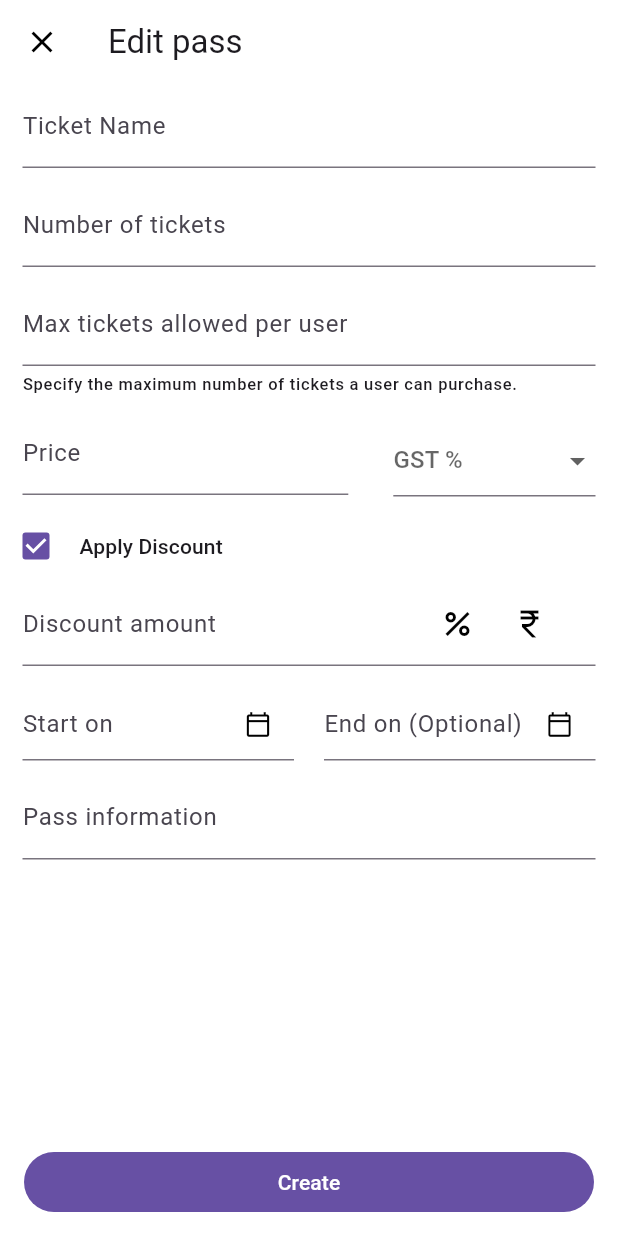
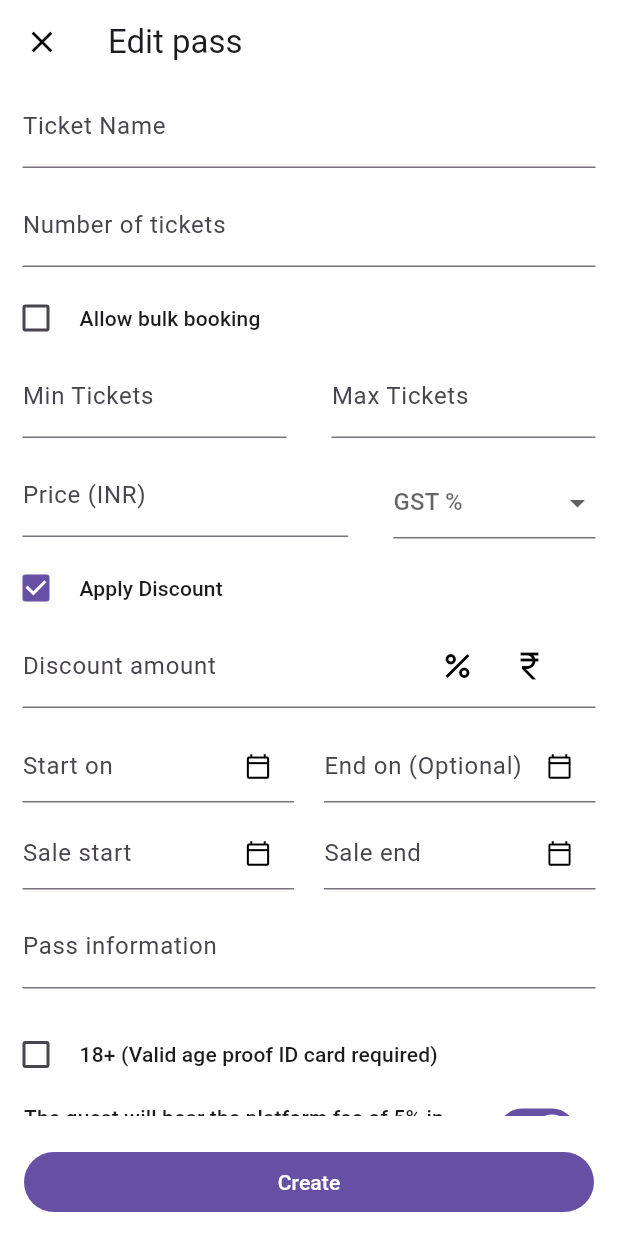
Before and after one commit to sreenandh-tp/manage_gathering, a Flutter app: the TicketEditPage screen opened directly, after a tap on "Apply Discount", on a phone screen of 412 x 824 dp. Run offline on Flutter 3.47's test engine with Material 3 defaults, Android fonts, the phone set to English and light mode, and no system bars; our stand-ins replace bloc, flutter_bloc, get.

Commit message:
06/01/2025

```diff
--- a/lib/core/lists_page.dart
+++ b/lib/core/lists_page.dart
@@ -97,3 +97,8 @@ final List formPages = [
 final List singleLineFormType = ["Text", "Number", "E-mail", "Phone", "Date"];
 
 final List<String> organisers = ["Host", "Organiser", "Co-Host"];
+var dropDownItems = ["10%", "20%", "30%", "40%", "50%"];
+final List<String> tickectEditFundOption = [
+  "Non-Refundable",
+  "100% Refundable"
+];
--- a/lib/main.dart
+++ b/lib/main.dart
@@ -3,6 +3,7 @@ import 'package:flutter_bloc/flutter_bloc.dart';
 import 'package:manage_gathering/manage_gathering/bloc/manage_gathering_bloc.dart';
 import 'package:manage_gathering/manage_gathering/screen/manage_gathering.dart';
 import 'package:manage_gathering/manage_gathering/screen/settings/form_builder/bloc/form_builder_bloc.dart';
+import 'package:manage_gathering/manage_gathering/screen/ticket_edit/cubit/ticket_edit_cubit.dart';
 import 'package:manage_gathering/theme/theme_class.dart';
 
 void main() {
@@ -23,6 +24,9 @@ class MyApp extends StatelessWidget {
         BlocProvider(
           create: (context) => ManageGatheringBloc(),
         ),
+        BlocProvider(
+          create: (context) => TicketEditCubit(),
+        )
       ],
       child: MaterialApp(
         themeMode: ThemeMode.system,
--- /dev/null
+++ b/lib/manage_gathering/screen/ticket_edit/cubit/ticket_edit_cubit.dart
@@ -0,0 +1,48 @@
+import 'package:bloc/bloc.dart';
+
+part 'ticket_edit_state.dart';
+
+class TicketEditCubit extends Cubit<TicketEditState> {
+  TicketEditCubit()
+      : super(TicketEditInitial(
+            isAllowBulkBooking: false,
+            isApplyDiscount: false,
+            isAgeProofCheck: false,
+            isRadioSelected: 0));
+
+  isAllowBulk() {
+    emit(TicketEditState(
+      isAllowBulkBooking: !state.isAllowBulkBooking,
+      isAgeProofCheck: state.isAgeProofCheck,
+      isApplyDiscount: state.isApplyDiscount,
+      isRadioSelected: state.isRadioSelected,
+    ));
+  }
+
+  isApplyDiscount() {
+    emit(TicketEditState(
+      isApplyDiscount: !state.isApplyDiscount,
+      isAgeProofCheck: state.isAgeProofCheck,
+      isAllowBulkBooking: state.isAllowBulkBooking,
+      isRadioSelected: state.isRadioSelected,
+    ));
+  }
+
+  isAgeProofCheck() {
+    emit(TicketEditState(
+      isAgeProofCheck: !state.isAgeProofCheck,
+      isAllowBulkBooking: state.isAllowBulkBooking,
+      isApplyDiscount: state.isApplyDiscount,
+      isRadioSelected: state.isRadioSelected,
+    ));
+  }
+
+  isSelectedRadio(int value) {
+    emit(TicketEditState(
+      isAgeProofCheck: state.isAgeProofCheck,
+      isAllowBulkBooking: state.isAllowBulkBooking,
+      isApplyDiscount: state.isApplyDiscount,
+      isRadioSelected: value,
+    ));
+  }
+}
--- /dev/null
+++ b/lib/manage_gathering/screen/ticket_edit/cubit/ticket_edit_state.dart
@@ -0,0 +1,23 @@
+part of 'ticket_edit_cubit.dart';
+
+class TicketEditState {
+  final bool isAllowBulkBooking;
+  final bool isApplyDiscount;
+  final bool isAgeProofCheck;
+  final int isRadioSelected;
+
+  TicketEditState(
+      {required this.isAllowBulkBooking,
+      required this.isApplyDiscount,
+      required this.isAgeProofCheck,
+      required this.isRadioSelected});
+}
+
+final class TicketEditInitial extends TicketEditState {
+  TicketEditInitial({
+    required super.isAllowBulkBooking,
+    required super.isApplyDiscount,
+    required super.isAgeProofCheck,
+    required super.isRadioSelected
+  });
+}
--- a/lib/manage_gathering/screen/ticket_edit/ticket_edit_page.dart
+++ b/lib/manage_gathering/screen/ticket_edit/ticket_edit_page.dart
@@ -1,6 +1,11 @@
 import 'package:flutter/material.dart';
 import 'package:flutter/services.dart';
+import 'package:flutter_bloc/flutter_bloc.dart';
+import 'package:manage_gathering/core/lists_page.dart';
+import 'package:manage_gathering/manage_gathering/screen/ticket_edit/cubit/ticket_edit_cubit.dart';
 import 'package:manage_gathering/manage_gathering/screen/ticket_edit/widgets/tickect_textfield_widget.dart';
+
+import 'widgets/date_picker_field.dart';
 
 class TicketEditPage extends StatelessWidget {
   const TicketEditPage({super.key});
@@ -10,12 +15,6 @@ class TicketEditPage extends StatelessWidget {
     final GlobalKey<FormState> ticketValidation = GlobalKey<FormState>();
 
     var dropDownItems = ["10%", "20%", "30%", "40%", "50%"];
-
-    final ValueNotifier<bool> isCheckedNotifier = ValueNotifier(false);
-
-    void isChecked() {
-      isCheckedNotifier.value = !isCheckedNotifier.value;
-    }
 
     return GestureDetector(
       onTap: () => FocusScope.of(context).unfocus(),
@@ -30,7 +29,9 @@ class TicketEditPage extends StatelessWidget {
         ),
         body: Form(
           key: ticketValidation,
-          child: ListView(
+          child: BlocBuilder<TicketEditCubit, TicketEditState>(
+            builder: (context, state) {
+              return ListView(
                 children: [
                   const TicketTextFieldWidget(
                     labelText: "Ticket Name",
@@ -43,13 +44,47 @@ class TicketEditPage extends StatelessWidget {
                     inputFormatter: [FilteringTextInputFormatter.digitsOnly],
                     textInputType: TextInputType.number,
                   ),
-              TicketTextFieldWidget(
-                labelText: "Max tickets allowed per user",
-                hintText: "0",
-                helpText:
-                    "Specify the maximum number of tickets a user can purchase.",
+
+                  ListTile(
+                    contentPadding: const EdgeInsets.only(left: 0),
+                    horizontalTitleGap: 5,
+                    dense: true,
+                    onTap: () {
+                      context.read<TicketEditCubit>().isAllowBulk();
+                    },
+                    leading: Checkbox(
+                      tristate: true,
+                      value: state.isAllowBulkBooking,
+                      onChanged: (value) {
+                        context.read<TicketEditCubit>().isAllowBulk();
+                      },
+                    ),
+                    title: Text(
+                      "Allow bulk booking",
+                      style: Theme.of(context).textTheme.labelLarge,
+                    ),
+                  ),
+                  Row(
+                    children: [
+                      Expanded(
+                          child: TicketTextFieldWidget(
+                        labelText: "Min Tickets",
+                        hintText: "1",
                         textInputType: TextInputType.number,
-                inputFormatter: [FilteringTextInputFormatter.digitsOnly],
+                        inputFormatter: [
+                          FilteringTextInputFormatter.digitsOnly
+                        ],
+                      )),
+                      Expanded(
+                          child: TicketTextFieldWidget(
+                        labelText: "Max Tickets",
+                        hintText: "10",
+                        textInputType: TextInputType.number,
+                        inputFormatter: [
+                          FilteringTextInputFormatter.digitsOnly
+                        ],
+                      )),
+                    ],
                   ),
                   // PRICE & GST FIELD
                   Row(
@@ -57,7 +92,7 @@ class TicketEditPage extends StatelessWidget {
                       Expanded(
                           flex: 3,
                           child: TicketTextFieldWidget(
-                        labelText: "Price",
+                            labelText: "Price (INR)",
                             hintText: "0.00",
                             textInputType: TextInputType.number,
                             inputFormatter: [
@@ -72,7 +107,6 @@ class TicketEditPage extends StatelessWidget {
                               dropdownColor: Theme.of(context).primaryColor,
                               hint: const Text(
                                 "GST %",
-                            // style: Theme.of(context).textTheme.labelMedium,
                               ),
                               validator: (value) {
                                 if (value != null) {
@@ -87,8 +121,9 @@ class TicketEditPage extends StatelessWidget {
                                     value: e,
                                     child: Text(
                                       e,
-                                  style:
-                                      Theme.of(context).textTheme.labelMedium,
+                                      style: Theme.of(context)
+                                          .textTheme
+                                          .labelMedium,
                                     ),
                                   );
                                 },
@@ -99,34 +134,27 @@ class TicketEditPage extends StatelessWidget {
                     ],
                   ),
                   // apply discount check box
-              ValueListenableBuilder(
-                  valueListenable: isCheckedNotifier,
-                  builder: (BuildContext context, dynamic newCheckedValue,
-                      Widget? child) {
-                    return ListTile(
+                  ListTile(
                     contentPadding: const EdgeInsets.only(left: 0),
                     horizontalTitleGap: 5,
                     dense: true,
                     onTap: () {
-                        isChecked();
+                      context.read<TicketEditCubit>().isApplyDiscount();
                     },
                     leading: Checkbox(
-                        value: isCheckedNotifier.value,
+                      tristate: true,
+                      value: state.isApplyDiscount,
                       onChanged: (value) {
-                          isChecked();
+                        context.read<TicketEditCubit>().isApplyDiscount();
                       },
                     ),
                     title: Text(
                       "Apply Discount",
                       style: Theme.of(context).textTheme.labelLarge,
                     ),
-                    );
-                  }),
-              ValueListenableBuilder(
-                valueListenable: isCheckedNotifier,
-                builder: (BuildContext context, dynamic, Widget? child) {
-                  return Visibility(
-                    visible: isCheckedNotifier.value,
+                  ),
+                  Visibility(
+                    visible: state.isApplyDiscount,
                     child: Padding(
                       padding: const EdgeInsets.only(
                           left: 15, right: 15, bottom: 15),
@@ -162,69 +190,39 @@ class TicketEditPage extends StatelessWidget {
                         ),
                       ),
                     ),
-                  );
-                },
                   ),
 
-              ValueListenableBuilder(
-                  valueListenable: isCheckedNotifier,
-                  builder: (BuildContext context, dynamic, Widget? child) {
-                    return Visibility(
-                      visible: isCheckedNotifier.value,
+                  Visibility(
+                    visible: state.isApplyDiscount,
                     child: Padding(
                       padding: const EdgeInsets.only(
                           right: 15, left: 15, bottom: 10),
-                        child: Row(
-                          children: [
-                            Expanded(
-                                child: TextFormField(
-                              validator: (value) {
-                                if (value!.isNotEmpty) {
-                                  return null;
-                                }
-                                return "Enter valid time";
-                              },
-                              showCursor: false,
-                              keyboardType: TextInputType.none,
-                              decoration: InputDecoration(
-                                suffixIcon: IconButton(
-                                  onPressed: () {},
-                                  icon: const Icon(
-                                    Icons.calendar_today_outlined,
-                                    size: 18,
-                                  ),
-                                ),
-                                hintText: "DD/MM/YYYY",
-                                labelText: "Start on",
-                                isDense: true,
-                              ),
-                            )),
-                            const SizedBox(width: 20),
-                            Expanded(
-                                child: TextFormField(
-                              showCursor: false,
-                              keyboardType: TextInputType.none,
-                              decoration: InputDecoration(
-                                hintText: "DD/MM/YYYY",
-                                labelText: "End on (Optional)",
-                                isDense: true,
-                                suffixIcon: IconButton(
-                                  onPressed: () {},
-                                  icon: const Icon(
-                                    Icons.calendar_today_outlined,
-                                    size: 18,
+                      child: DatePickerField(
+                        startLabelText: "Start on",
+                        startDatePicker: () {},
+                        endLabelText: "End on (Optional)",
+                        endDatePicker: () {},
                       ),
                     ),
                   ),
-                            )),
-                          ],
+
+                  Visibility(
+                    visible: state.isApplyDiscount,
+                    child: Padding(
+                      padding: const EdgeInsets.only(
+                          left: 15, right: 15, bottom: 10),
+                      child: DatePickerField(
+                        startLabelText: "Sale start",
+                        endLabelText: "Sale end",
+                        startDatePicker: () {},
+                        endDatePicker: () {},
                       ),
                     ),
-                    );
-                  }),
+                  ),
 
                   Padding(
-                padding: const EdgeInsets.only(left: 15, right: 15, bottom: 20),
+                    padding:
+                        const EdgeInsets.only(left: 15, right: 15, bottom: 20),
                     child: TextFormField(
                       minLines: 1,
                       maxLines: 3,
@@ -233,8 +231,64 @@ class TicketEditPage extends StatelessWidget {
                         hintText: "Enter your short information",
                       ),
                     ),
+                  ),
+                  ListTile(
+                    contentPadding: const EdgeInsets.only(left: 0),
+                    horizontalTitleGap: 5,
+                    dense: true,
+                    onTap: () {
+                      context.read<TicketEditCubit>().isAgeProofCheck();
+                    },
+                    leading: Checkbox(
+                      tristate: true,
+                      value: state.isAgeProofCheck,
+                      onChanged: (value) {
+                        context.read<TicketEditCubit>().isAgeProofCheck();
+                      },
+                    ),
+                    title: Text(
+                      "18+ (Valid age proof ID card required)",
+                      style: Theme.of(context).textTheme.labelLarge,
+                    ),
+                  ),
+                  ListTile(
+                    title: Text(
+                      "The guest will bear the platform fee of 5% in addition to the ticket amount",
+                      style: Theme.of(context).textTheme.labelLarge,
+                    ),
+                    trailing: Switch(
+                      value: true,
+                      onChanged: (value) {},
+                    ),
+                  ),
+                  Padding(
+                    padding:
+                        const EdgeInsets.only(left: 15, right: 15, top: 10),
+                    child: Text(
+                      "Pass cancel & refund option",
+                      style: Theme.of(context).textTheme.titleMedium,
+                    ),
+                  ),
+                  ...List.generate(
+                    tickectEditFundOption.length,
+                    (index) {
+                      return RadioListTile(
+                        title: Text(
+                          tickectEditFundOption[index],
+                          style: Theme.of(context).textTheme.titleMedium,
+                        ),
+                        contentPadding: const EdgeInsets.only(left: 5),
+                        value: index,
+                        groupValue: state.isRadioSelected,
+                        onChanged: (value) {
+                          context.read<TicketEditCubit>().isSelectedRadio(value!);
+                        },
+                      );
+                    },
                   )
                 ],
+              );
+            },
           ),
         ),
         bottomNavigationBar: BottomAppBar(
--- /dev/null
+++ b/lib/manage_gathering/screen/ticket_edit/widgets/date_picker_field.dart
@@ -0,0 +1,65 @@
+import 'package:flutter/material.dart';
+
+class DatePickerField extends StatelessWidget {
+  final String startLabelText;
+  final String endLabelText;
+  final VoidCallback startDatePicker;
+  final VoidCallback endDatePicker;
+
+  const DatePickerField({
+    super.key,
+    required this.startLabelText,
+    required this.endLabelText,
+    required this.startDatePicker,
+    required this.endDatePicker,
+  });
+
+  @override
+  Widget build(BuildContext context) {
+    return Row(
+      children: [
+        Expanded(
+            child: TextFormField(
+          validator: (value) {
+            if (value!.isNotEmpty) {
+              return null;
+            }
+            return "Enter valid time";
+          },
+          showCursor: false,
+          keyboardType: TextInputType.none,
+          decoration: InputDecoration(
+            suffixIcon: IconButton(
+              onPressed: startDatePicker,
+              icon: const Icon(
+                Icons.calendar_today_outlined,
+                size: 18,
+              ),
+            ),
+            hintText: "DD/MM/YYYY",
+            labelText: startLabelText,
+            isDense: true,
+          ),
+        )),
+        const SizedBox(width: 20),
+        Expanded(
+            child: TextFormField(
+          showCursor: false,
+          keyboardType: TextInputType.none,
+          decoration: InputDecoration(
+            hintText: "DD/MM/YYYY",
+            labelText: endLabelText,
+            isDense: true,
+            suffixIcon: IconButton(
+              onPressed: endDatePicker,
+              icon: const Icon(
+                Icons.calendar_today_outlined,
+                size: 18,
+              ),
+            ),
+          ),
+        )),
+      ],
+    );
+  }
+}
```
Also changed, not shown: lib/manage_gathering/screen/settings/form_builder/screen/preview_page.dart (+44 -14 lines). Lines whose indentation alone changed are shown as unchanged.
